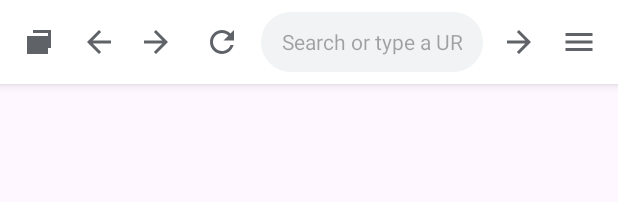
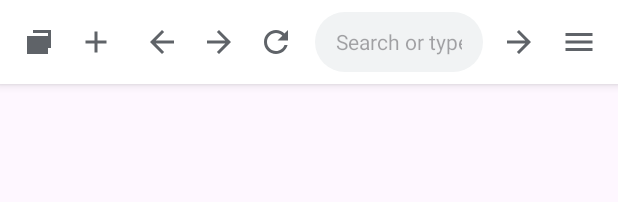
Before and after one commit to wigmastrrrrrrrrjr/provito, an Android app: the layout activity_main.xml on its own in the app's theme, with its tools: preview values and no code run, on a phone screen of 412 x 824 dp. Shown: the top 202 px of the screen. Run offline under Robolectric (Android 15) with nearby library versions, the phone set to English and light mode, and no system bars.

Commit message:
Move tabs to top with Plus button (Chrome-style)
Top bar now: tab switcher | plus (new tab) | back | forward | refresh |
wide omnibox | go | overflow menu. Added new_tab string.

NOTE: btnPlus is not wired in Kotlin; back end untouched.

Co-authored-by: arena-agent <297053741+arena-agent@users.noreply.github.com>

```diff
--- a/app/src/main/res/layout/activity_main.xml
+++ b/app/src/main/res/layout/activity_main.xml
@@ -6,7 +6,7 @@
     android:orientation="vertical"
     android:background="?android:attr/colorBackground">
 
-    <!-- Top browser bar: tab switcher, nav, omnibox, overflow menu (Chrome-like) -->
+    <!-- Top browser bar: tabs + new tab, nav, omnibox, overflow menu (Chrome-like) -->
     <LinearLayout
         android:id="@+id/topBar"
         android:layout_width="match_parent"
@@ -21,10 +21,19 @@
             android:id="@+id/btnTabs"
             android:layout_width="36dp"
             android:layout_height="36dp"
-            android:layout_marginEnd="4dp"
+            android:layout_marginEnd="2dp"
             android:background="?attr/selectableItemBackgroundBorderless"
-            android:contentDescription="Tabs"
+            android:contentDescription="@string/tab_switcher"
             android:src="@drawable/ic_tabs" />
+
+        <ImageButton
+            android:id="@+id/btnPlus"
+            android:layout_width="36dp"
+            android:layout_height="36dp"
+            android:layout_marginEnd="8dp"
+            android:background="?attr/selectableItemBackgroundBorderless"
+            android:contentDescription="@string/new_tab"
+            android:src="@drawable/ic_plus" />
 
         <ImageButton
             android:id="@+id/btnBack"
@@ -32,16 +41,16 @@
             android:layout_height="36dp"
             android:layout_marginEnd="2dp"
             android:background="?attr/selectableItemBackgroundBorderless"
-            android:contentDescription="Back"
+            android:contentDescription="@string/nav_back"
             android:src="@drawable/ic_back" />
 
         <ImageButton
             android:id="@+id/btnForward"
             android:layout_width="36dp"
             android:layout_height="36dp"
-            android:layout_marginEnd="8dp"
+            android:layout_marginEnd="2dp"
             android:background="?attr/selectableItemBackgroundBorderless"
-            android:contentDescription="Forward"
+            android:contentDescription="@string/nav_forward"
             android:src="@drawable/ic_forward" />
 
         <ImageButton
@@ -50,7 +59,7 @@
             android:layout_height="36dp"
             android:layout_marginEnd="8dp"
             android:background="?attr/selectableItemBackgroundBorderless"
-            android:contentDescription="Refresh"
+            android:contentDescription="@string/nav_refresh"
             android:src="@drawable/ic_refresh" />
 
         <EditText
@@ -82,7 +91,7 @@
             android:layout_height="36dp"
             android:layout_marginStart="4dp"
             android:background="?attr/selectableItemBackgroundBorderless"
-            android:contentDescription="Menu"
+            android:contentDescription="@string/menu_overflow"
             android:src="@drawable/ic_menu" />
     </LinearLayout>
 
@@ -116,7 +125,7 @@
             android:layout_height="match_parent"
             android:layout_weight="1"
             android:background="?attr/selectableItemBackgroundBorderless"
-            android:contentDescription="Home"
+            android:contentDescription="@string/nav_home"
             android:src="@drawable/ic_home" />
 
         <View
--- a/app/src/main/res/values/strings.xml
+++ b/app/src/main/res/values/strings.xml
@@ -3,6 +3,7 @@
     <string name="omnibox_hint">Search or type a URL</string>
     <string name="blocked_description">Trackers and ads blocked</string>
     <string name="tab_switcher">Tab switcher</string>
+    <string name="new_tab">New tab</string>
     <string name="nav_back">Back</string>
     <string name="nav_forward">Forward</string>
     <string name="nav_refresh">Refresh</string>
```
